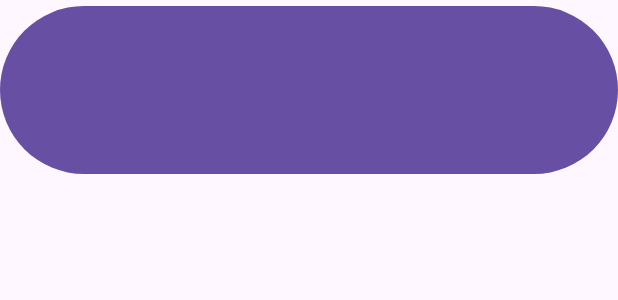
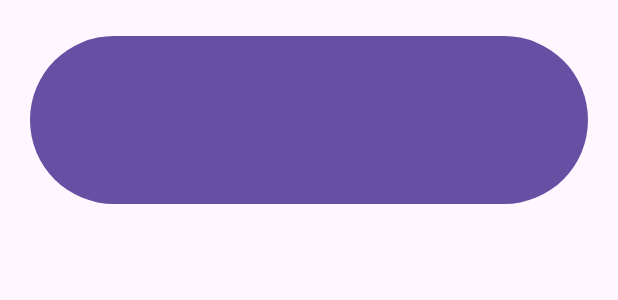
Before and after one commit to 123ywtxhkjahdeudhdjkhak/-, an Android app: the layout list_item_sound.xml on its own in the app's theme, with its tools: preview values and no code run, on a phone screen of 412 x 824 dp. Shown: the top 300 px of the screen. Run offline under Robolectric (Android 15) with nearby library versions, the phone set to English and light mode, and no system bars.

Commit message:
[Yyong] 项目文件补充
项目文件补充

```diff
--- a/myapplication/src/main/res/layout/list_item_sound.xml
+++ b/myapplication/src/main/res/layout/list_item_sound.xml
@@ -7,6 +7,7 @@
     </data>
 
     <FrameLayout
+        android:layout_margin="20dp"
         android:layout_width="match_parent"
         android:layout_height="wrap_content">
         <Button
@@ -20,11 +21,6 @@
             android:id="@+id/sound"
             android:layout_width="match_parent"
             android:layout_height="wrap_content"
-            android:ellipsize="marquee"
-            android:focusable="true"
-            android:focusableInTouchMode="true"
-            android:marqueeRepeatLimit="-1"
-            android:singleLine="true"
             android:text="@{soundViewModel.soundName}"
             android:textSize="40dp" />
     </FrameLayout>
--- a/settings.gradle.kts
+++ b/settings.gradle.kts
@@ -25,6 +25,6 @@ dependencyResolutionManagement {
 }
 
 rootProject.name = "Yyong"
+include(":developfoundation")
 include(":app")
 include(":myapplication")
-include(":developfoundation")
```
Also changed, not shown: 10 other files.
